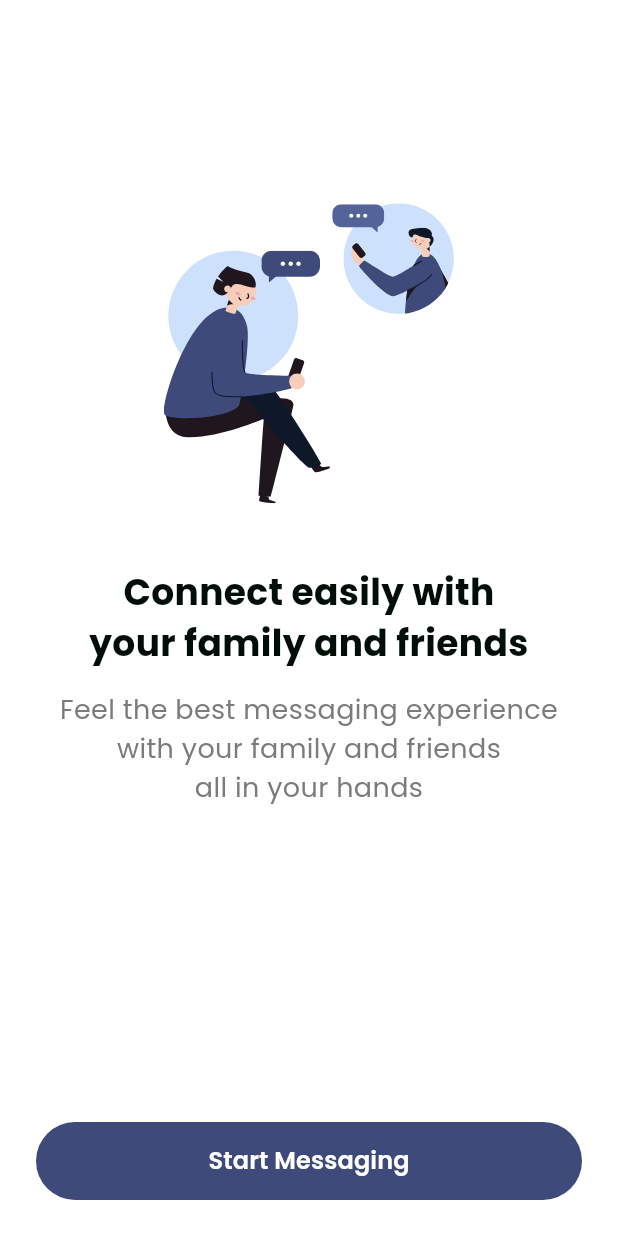
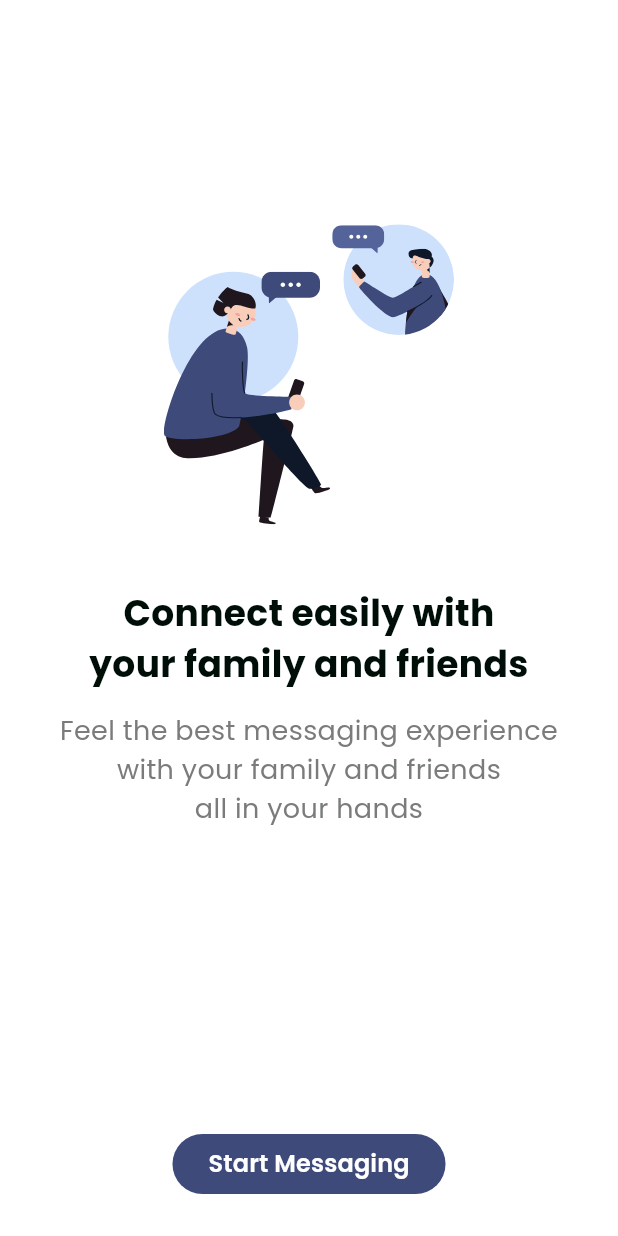
Before and after one commit to Imdvlpr99/Chatty, a Flutter app: the screen it shows after launch, on a phone screen of 412 x 824 dp. Run offline on Flutter 3.47's test engine with Material 3 defaults, Android fonts, the phone set to English and light mode, and no system bars; our stand-ins replace firebase_core, flutter_svg, google_fonts, iconsax, lottie, shared_preferences; accounts and stored records are empty; generated files the repository leaves out were written again.

Commit message:
fix : refactor code

```diff
--- a/lib/screen/getting_started.dart
+++ b/lib/screen/getting_started.dart
@@ -20,13 +20,12 @@ class GettingStartedState extends State<GettingStarted> {
   Widget build(BuildContext context) {
     return Scaffold(
       backgroundColor: white,
-      body: SafeArea(
-        child: Padding(
+      body: Padding(
         padding: const EdgeInsets.symmetric(horizontal: 24),
-          child: Stack(
+        child: Column(
           children: [
-              Positioned.fill(
-                  child: Center(
+            const Spacer(),
+            Center(
               child: Column(
                 mainAxisSize: MainAxisSize.min,
                 children: [
@@ -46,7 +45,7 @@ class GettingStartedState extends State<GettingStarted> {
                     ),
                   ),
                   Container(
-                          margin: const EdgeInsets.only(top: 15, bottom: 150),
+                    margin: const EdgeInsets.only(top: 15, bottom: 50),
                     child: Text(
                       gettingStartedDesc,
                       textAlign: TextAlign.center,
@@ -55,16 +54,10 @@ class GettingStartedState extends State<GettingStarted> {
                   ),
                 ],
               ),
-                  )
             ),
-              Positioned(
-                  bottom: 0,
-                  left: 0,
-                  right: 0,
-                  child: Container(
+            const Spacer(),
+            Container(
               margin: const EdgeInsets.only(bottom: 24),
-                    width: double.infinity,
-                    height: 52,
               child: ElevatedButton(
                   style: buttonPrimary,
                   onPressed: () async {
@@ -83,10 +76,8 @@ class GettingStartedState extends State<GettingStarted> {
                   )
               ),
             )
-              )
           ],
         ),
-        )
       ),
     );
   }
```
Lines whose indentation alone changed are shown as unchanged.
